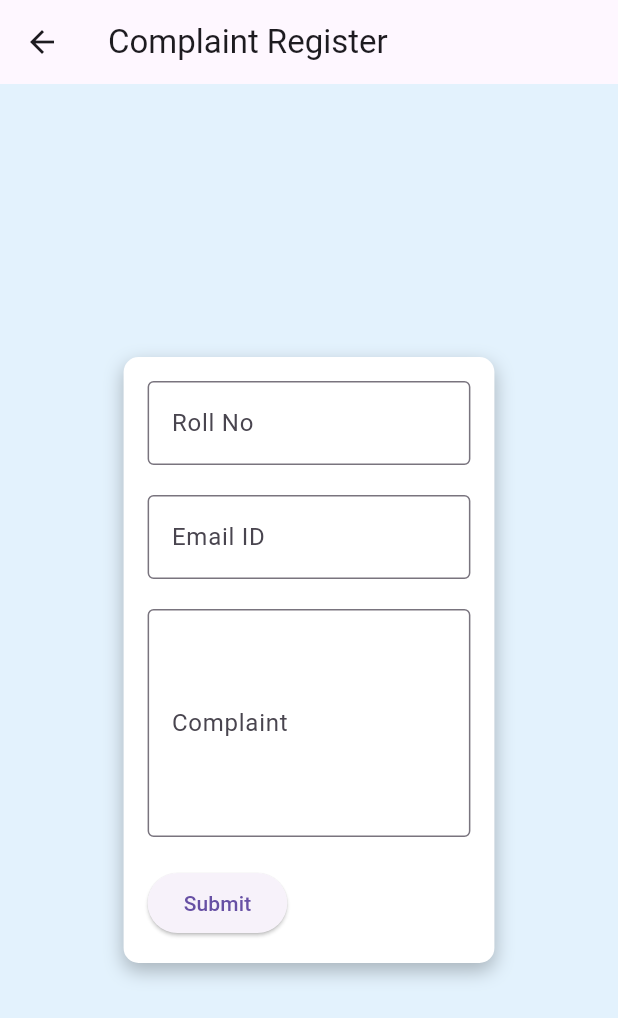
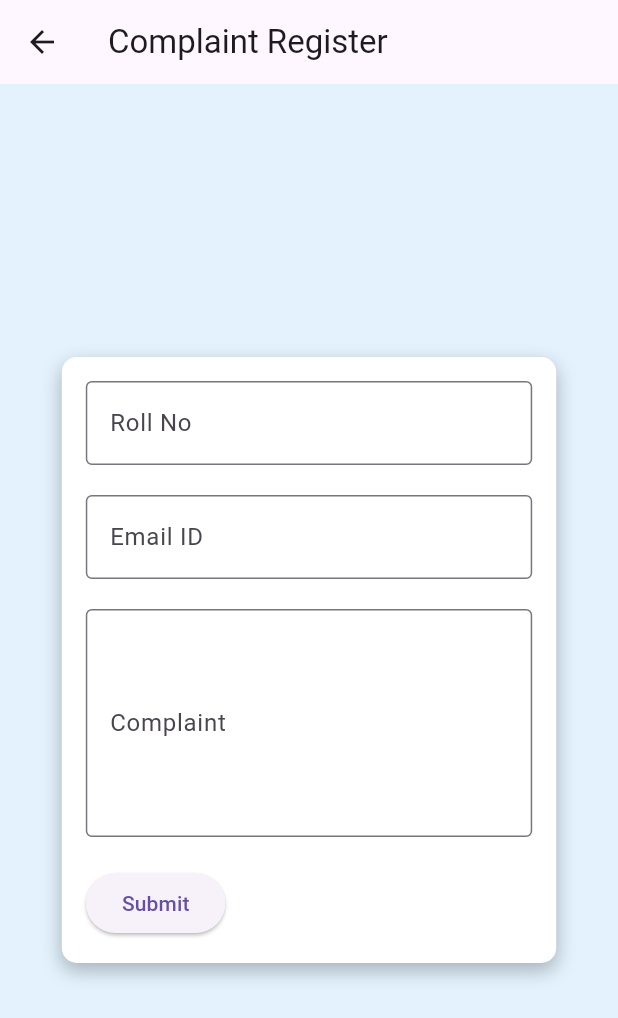
Before and after one commit to SivaManoj-Vakkalagadda/26mess, a Flutter app: the ComplaintRegister screen opened directly, on a phone screen of 412 x 824 dp. Shown: the top 1018 px of the screen. Run offline on Flutter 3.47's test engine with Material 3 defaults, Android fonts, the phone set to English and light mode, and no system bars; network calls fail.

Commit message:
fixed bugs on the intial version

```diff
--- a/lib/screens/complaint_register.dart
+++ b/lib/screens/complaint_register.dart
@@ -2,8 +2,18 @@ import 'package:flutter/material.dart';
 import 'package:http/http.dart' as http;
 import 'dart:convert' as convert;
 
-class ComplaintRegister extends StatelessWidget {
+class ComplaintRegister extends StatefulWidget {
   const ComplaintRegister({super.key});
+
+  @override
+  _ComplaintRegisterState createState() => _ComplaintRegisterState();
+}
+
+class _ComplaintRegisterState extends State<ComplaintRegister> {
+  // Controllers for the text fields
+  final TextEditingController rollNoController = TextEditingController();
+  final TextEditingController emailController = TextEditingController();
+  final TextEditingController complaintController = TextEditingController();
 
   void _submitForm(
       BuildContext context,
@@ -28,7 +38,6 @@ class ComplaintRegister extends StatelessWidget {
 
     var finalURI = Uri.parse(scriptURL + queryString);
     var response = await http.get(finalURI);
-    //print(finalURI);
 
     if (response.statusCode == 200) {
       var bodyR = convert.jsonDecode(response.body);
@@ -54,14 +63,9 @@ class ComplaintRegister extends StatelessWidget {
     double screenWidth = MediaQuery.of(context).size.width;
     double screenHeight = MediaQuery.of(context).size.height;
     double horizontalPadding =
-        screenWidth * 0.2; // 20% of screen width for horizontal padding
+        screenWidth * 0.1; // 10% of screen width for horizontal padding
     double verticalPadding =
         screenHeight * 0.1; // 10% of screen height for vertical padding
-
-    // Controllers for the text fields
-    final TextEditingController rollNoController = TextEditingController();
-    final TextEditingController emailController = TextEditingController();
-    final TextEditingController complaintController = TextEditingController();
 
     return Scaffold(
       appBar: AppBar(
@@ -74,9 +78,8 @@ class ComplaintRegister extends StatelessWidget {
             padding: EdgeInsets.symmetric(
                 horizontal: horizontalPadding, vertical: verticalPadding),
             child: SingleChildScrollView(
-              scrollDirection: Axis.vertical,
               child: Container(
-                width: screenWidth * 0.9, // 80% of the screen width
+                width: screenWidth * 0.9, // 90% of the screen width
                 decoration: BoxDecoration(
                   color: Colors.white, // White background for the container
                   borderRadius: BorderRadius.circular(
@@ -90,8 +93,7 @@ class ComplaintRegister extends StatelessWidget {
                   ],
                 ),
                 child: Padding(
-                  padding: const EdgeInsets.all(
-                      16.0), // Padding inside the container
+                  padding: const EdgeInsets.all(16.0), // Padding inside the container
                   child: Column(
                     crossAxisAlignment: CrossAxisAlignment.start,
                     children: [
--- a/lib/screens/menu_screen.dart
+++ b/lib/screens/menu_screen.dart
@@ -43,8 +43,7 @@ class HomeScreen extends StatefulWidget {
 }
 
 class _HomeScreenState extends State<HomeScreen> {
-  int selectedDayIndex =
-  getCurrentDayAsInt(); // Automatically set to today's day
+  int selectedDayIndex = getCurrentDayAsInt(); // Automatically set to today's day
   Map<String, dynamic> todaysMenu = {}; // To store the fetched menu data
   final List<String> daysOfTheWeek = [
     'Monday',
@@ -71,8 +70,8 @@ class _HomeScreenState extends State<HomeScreen> {
   // Function to fetch menu for the selected day
   Future<void> _fetchMenuForDay(String day) async {
     try {
-      final response =
-      await http.get(Uri.parse('https://two6mess.onrender.com/getMenuForDay/$day'));
+      final String baseUrl = 'https://two6mess.onrender.com'; // Ensure HTTPS URL
+      final response = await http.get(Uri.parse('$baseUrl/getMenuForDay/$day'));
 
       if (response.statusCode == 200) {
         // Decode the JSON response
@@ -113,15 +112,12 @@ class _HomeScreenState extends State<HomeScreen> {
 
   @override
   Widget build(BuildContext context) {
-    String currentDate =
-    DateFormat('EEEE, MMMM d, yyyy').format(DateTime.now());
+    String currentDate = DateFormat('EEEE, MMMM d, yyyy').format(DateTime.now());
 
     double screenWidth = MediaQuery.of(context).size.width;
     double screenHeight = MediaQuery.of(context).size.height;
-    double horizontalPadding =
-        screenWidth * 0.1; // 10% of screen width for horizontal padding
-    double verticalPadding =
-        screenHeight * 0.1; // 10% of screen height for top and bottom padding
+    double horizontalPadding = screenWidth * 0.1; // 10% of screen width for horizontal padding
+    double verticalPadding = screenHeight * 0.1; // 10% of screen height for top and bottom padding
 
     // Fallback if no data is fetched yet
     if (todaysMenu.isEmpty) {
```
Also changed, not shown: pubspec.lock, 1 other file.
